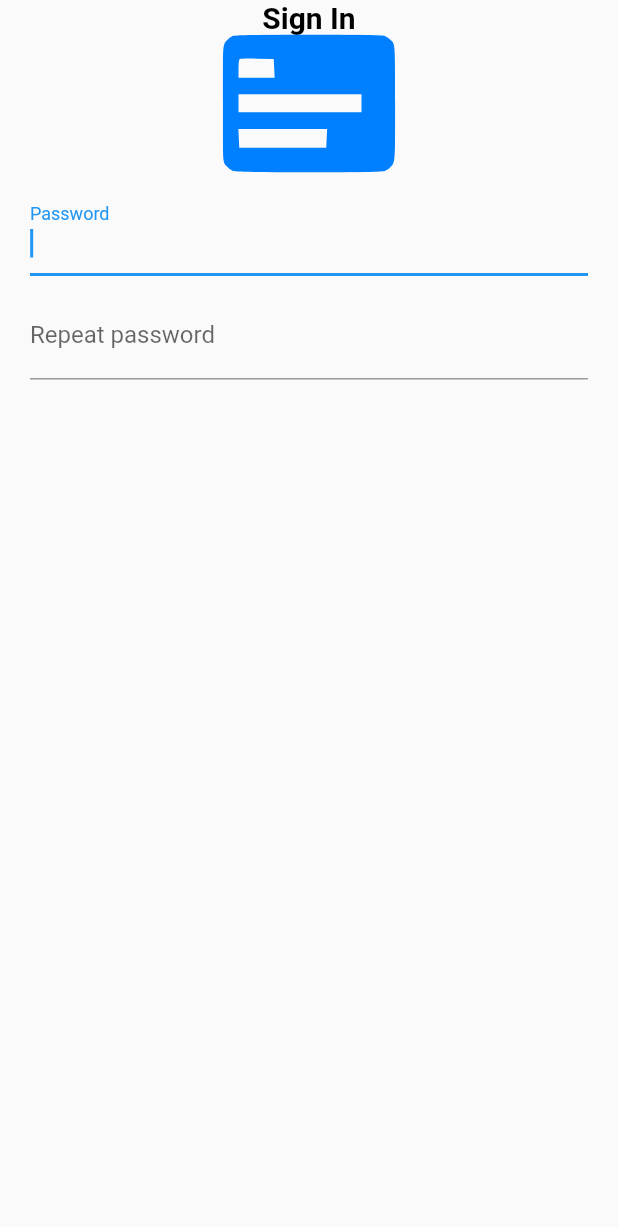
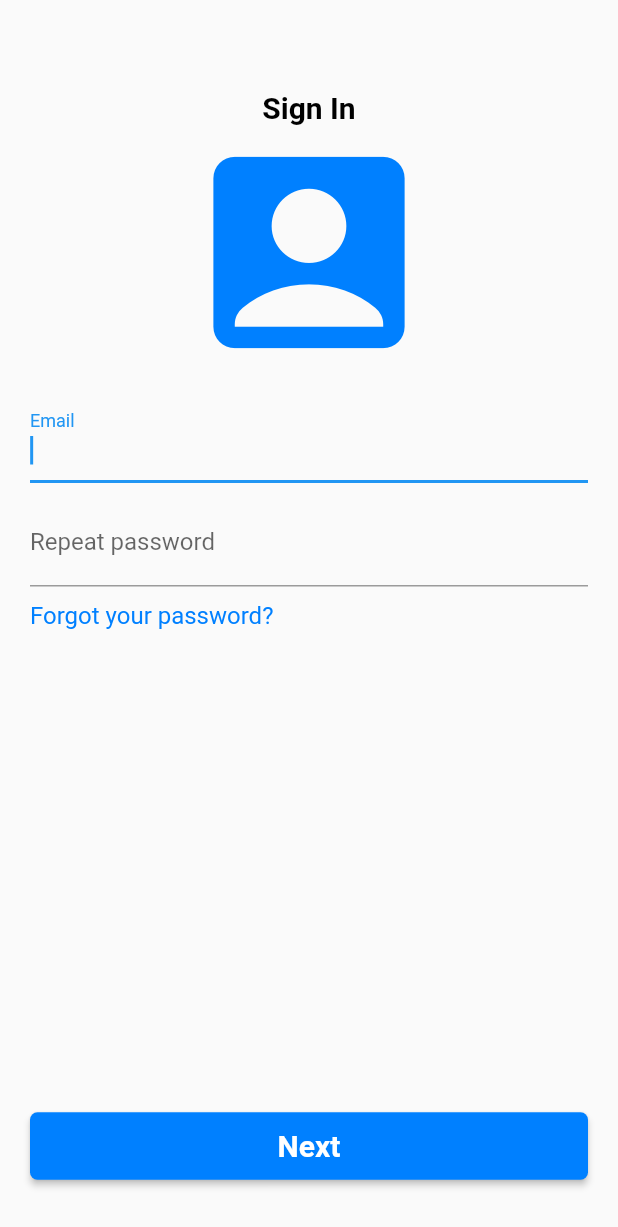
Before and after one commit to monke-master/Clean-task-manager-, a Flutter app: the screen it shows after launch, after a tap on "I already have an account", on a phone screen of 412 x 824 dp. Shown: the top 1227 px of the screen. Run offline on Flutter 3.47's test engine with Material 2 defaults, Android fonts, the phone set to English and light mode, and no system bars; our stand-ins replace flutter_svg; missing offline and left inert: localstore, task_manager; generated files the repository leaves out were written again; project files that could hold a hidden picture were left out.

Commit message:
sign in page done

```diff
--- a/lib/styles/text_styles.dart
+++ b/lib/styles/text_styles.dart
@@ -31,4 +31,9 @@ class TextStyles {
     fontSize: 20,
   );
 
+  static const TextStyle hintText = TextStyle(
+    color: AppColors.lightBlue,
+    fontSize: 16
+  );
+
 }
--- a/lib/view/registration/password_page.dart
+++ b/lib/view/registration/password_page.dart
@@ -1,4 +1,3 @@
-import 'package:flutter/cupertino.dart';
 import 'package:flutter/material.dart';
 
 import 'package:flutter_gen/gen_l10n/app_localizations.dart';
@@ -121,6 +120,7 @@ class _PasswordPageState extends State<PasswordPage> {
     );
   }
 
+  // Кнопка перехода на следующую страницу
   Widget _nextButton(BuildContext context) {
     return Container(
         padding: const EdgeInsets.all(20),
--- a/lib/view/sign_in_page.dart
+++ b/lib/view/sign_in_page.dart
@@ -5,6 +5,7 @@ import 'package:flutter_svg/flutter_svg.dart';
 
 import '../helpers/string_helper.dart';
 import '../styles/app_colors.dart';
+import '../styles/button_styles.dart';
 import '../styles/text_styles.dart';
 
 class SignInPage extends StatefulWidget {
@@ -18,7 +19,9 @@ class SignInPage extends StatefulWidget {
 
 class _SignInPageState extends State<SignInPage> {
 
+  // Ключ для получения состояния формы с данными уз
   final _formKey = GlobalKey<FormState>();
+  // Контроллеры для получения вводимых данных
   final TextEditingController _controller1 = TextEditingController();
   final TextEditingController _controller2 = TextEditingController();
 
@@ -26,23 +29,33 @@ class _SignInPageState extends State<SignInPage> {
   Widget build(BuildContext context) {
     return Scaffold(
       body: _pageBody(context),
+      floatingActionButton: _nextButton(context),
+      floatingActionButtonLocation: FloatingActionButtonLocation.centerFloat,
+      resizeToAvoidBottomInset: false,
     );
   }
 
   Widget _pageBody(BuildContext context) {
     return Column(
       children: [
-        Text(
-          AppLocalizations.of(context)!.signIn,
-          style: TextStyles.headerStyle),
-        SvgPicture.asset(
-            "assets/task.svg",
-            color: AppColors.lightBlue),
+        Padding(  // Заголовок
+          padding: const EdgeInsets.only(top: 60),
+          child: Text(
+              AppLocalizations.of(context)!.signIn,
+              style: TextStyles.headerStyle),
+        ),
+        const Icon( // Логотип
+          Icons.account_box,
+          color: AppColors.lightBlue,
+          size: 170,
+        ),
         _form(context),
+        _forgotPasswordHint(context),
       ],
     );
   }
 
+  // Форма ввода данных
   Widget _form(BuildContext context) {
     return Form(
       key: _formKey,
@@ -54,15 +67,22 @@ class _SignInPageState extends State<SignInPage> {
             child: TextFormField(
               controller: _controller1,
               autofocus: true,
-              keyboardType: TextInputType.visiblePassword,
+              keyboardType: TextInputType.emailAddress,
+              // Дизайн поля ввода
               decoration: InputDecoration(
                   border: const UnderlineInputBorder(),
-                  labelText: AppLocalizations.of(context)!.password,
+                  labelText: AppLocalizations.of(context)!.email,
                   fillColor: AppColors.lightBlue
               ),
-              validator: (value) {},
+              validator: (value) {
+                // Проверка email на правильный формат
+                return (value != null && !StringHelper.isValidEmail(value)) ?
+                        AppLocalizations.of(context)!.incorrectEmail : null;
+              },
               onChanged: (value) => setState(() {}),
               onEditingComplete: () {
+                // Удаление фокуса на поле ввода при завершении ввода, если
+                // формат данных правильный
                 if (_formKey.currentState!.validate()) {
                   FocusScopeNode focusScope = FocusScope.of(context);
                   if (!focusScope.hasPrimaryFocus) {
@@ -78,22 +98,18 @@ class _SignInPageState extends State<SignInPage> {
               autofocus: true,
               controller: _controller2,
               keyboardType: TextInputType.visiblePassword,
+              // Дизайн поля ввода
               decoration: InputDecoration(
                   border: const UnderlineInputBorder(),
                   labelText: AppLocalizations.of(context)!.repeatPassword,
                   fillColor: AppColors.lightBlue
               ),
-              validator: (value) {
-                return (value != null && value == _controller1.text)
-                    ? AppLocalizations.of(context)!.passwordsDontMatch : null;
-              },
               onChanged: (value) => setState(() {}),
               onEditingComplete: () {
-                if (!_formKey.currentState!.validate()) {
-                  FocusScopeNode focus = FocusScope.of(context);
-                  if (!focus.hasPrimaryFocus) {
-                    focus.unfocus();
-                  }
+                // Удаление фокуса на поле ввода при завершении ввода
+                FocusScopeNode focus = FocusScope.of(context);
+                if (!focus.hasPrimaryFocus) {
+                  focus.unfocus();
                 }
               },
             ),
@@ -103,6 +119,35 @@ class _SignInPageState extends State<SignInPage> {
     );
   }
 
+  Widget _forgotPasswordHint(BuildContext context) {
+    return Container(
+        alignment: Alignment.topLeft,
+        padding: const EdgeInsets.only(top: 10, left: 20),
+        child: InkWell(
+          child: Text(
+            AppLocalizations.of(context)!.forgotPassword,
+            style: TextStyles.hintText,
+            textAlign: TextAlign.start,
+          ),
+          onTap: () {},
+        )
+    );
+  }
+
+  // Кнопка перехода на главную страницу (с проверкой подлиннсоти данных)
+  Widget _nextButton(BuildContext context) {
+    return Container(
+      padding: const EdgeInsets.all(20),
+      child: ElevatedButton(
+          style: ButtonStyles.defaultButton,
+          child: Text(
+              AppLocalizations.of(context)!.next
+          ),
+          onPressed: () {} // _controller1.text == _controller2.text ? () =>
+      ),
+    );
+  }
+
 
 
 }
```
